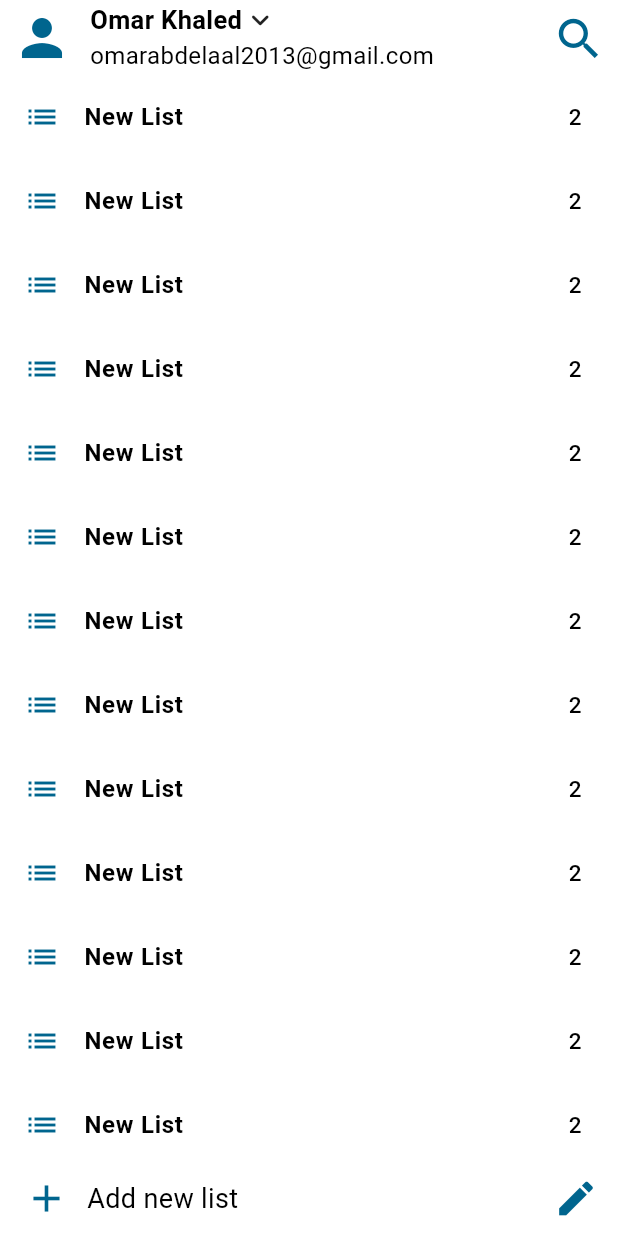
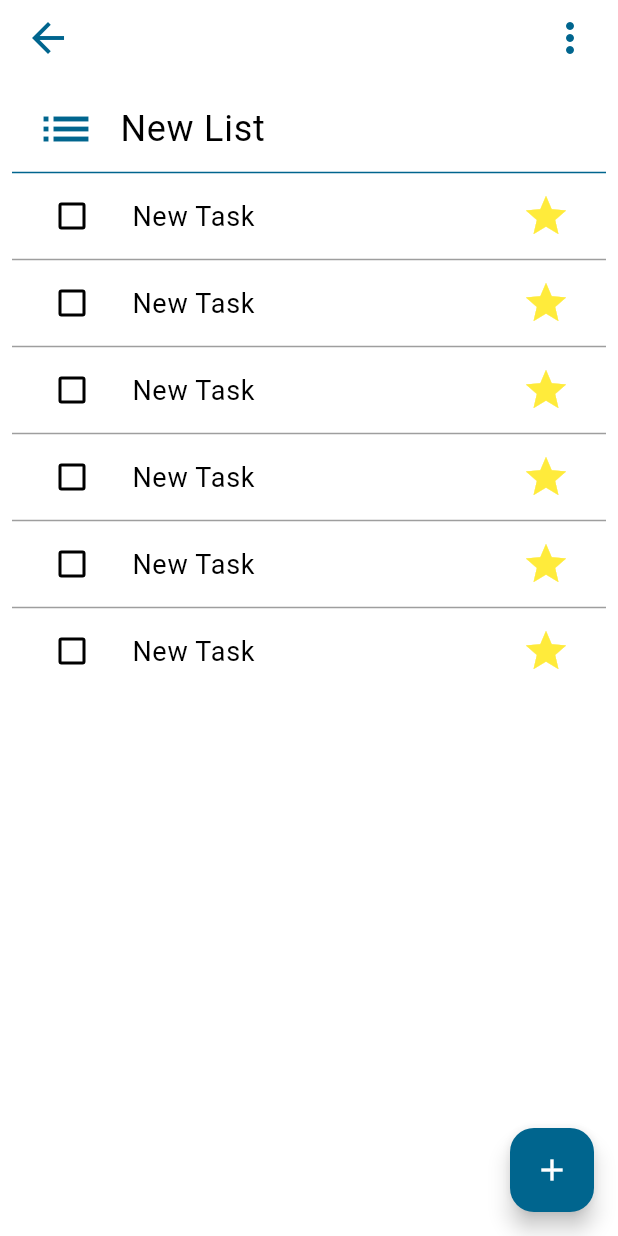
Before and after one commit to OmarEbnKhaled/flutter_my_todo_app, a Flutter app: the ListsPage screen opened by its route, after a tap on "New List", on a phone screen of 412 x 824 dp. Run offline on Flutter 3.47's test engine with Material 3 defaults, Android fonts, the phone set to English and light mode, and no system bars; our stand-ins replace flutter_modular.

Commit message:
tasks presentation is done

```diff
--- a/lib/app_widget.dart
+++ b/lib/app_widget.dart
@@ -7,7 +7,7 @@ class AppWidget extends StatelessWidget {
 
   @override
   Widget build(BuildContext context) {
-    Modular.setInitialRoute('/auth/signIn');
+    Modular.setInitialRoute('/tasks/');
 
     return MaterialApp.router(
       debugShowCheckedModeBanner: false,
--- a/modules/core/lib/app_theme/app_theme.dart
+++ b/modules/core/lib/app_theme/app_theme.dart
@@ -5,13 +5,10 @@ const secondaryColor = Color(0xff51eec2);
 
 final appTheme = ThemeData(
   appBarTheme: const AppBarTheme(
-    backgroundColor: primaryColor,
-    centerTitle: true,
     titleTextStyle: TextStyle(
-      color: Colors.white,
       fontSize: 24,
     ),
-    iconTheme: IconThemeData(color: Colors.white),
+    iconTheme: IconThemeData(color: Colors.black),
   ),
   brightness: Brightness.light,
   primaryColor: primaryColor,
--- a/modules/lists/lib/lists_module.dart
+++ b/modules/lists/lib/lists_module.dart
@@ -5,6 +5,6 @@ import 'presentation/page/lists_page.dart';
 class ListsModule extends Module {
   @override
   void routes(RouteManager r) {
-    r.child('/lists', child: (context) => const ListsPage());
+    r.child('/', child: (context) => const ListsPage());
   }
 }
--- a/modules/lists/lib/presentation/widgets/list_item_widget.dart
+++ b/modules/lists/lib/presentation/widgets/list_item_widget.dart
@@ -17,7 +17,7 @@ class ListItemWidget extends StatelessWidget {
   @override
   Widget build(BuildContext context) {
     return InkWell(
-      onTap: () {},
+      onTap: onTap,
       child: ListTile(
         leading: icon,
         title: Text(
--- /dev/null
+++ b/modules/tasks/lib/presentation/page/tasks_page.dart
@@ -0,0 +1,37 @@
+import 'package:dependencies/dependencies.dart';
+import 'package:flutter/material.dart';
+import 'package:core/utils/colors.dart';
+
+import '../widgets/tasks_app_bar.dart';
+import '../widgets/tasks_widget.dart';
+
+class TasksPage extends StatelessWidget {
+  const TasksPage({super.key});
+
+  @override
+  Widget build(BuildContext context) {
+    return Scaffold(
+      appBar: _buildAppBar(),
+      floatingActionButton: _buildFloatingActionButton(),
+      body: const TasksWidget(),
+    );
+  }
+
+  FloatingActionButton _buildFloatingActionButton() {
+    return FloatingActionButton(
+      onPressed: () {},
+      backgroundColor: myPrimaryColor,
+      child: const Icon(Icons.add),
+    );
+  }
+
+  PreferredSize _buildAppBar() {
+    return PreferredSize(
+      preferredSize: const Size(double.infinity, 50),
+      child: TasksAppBar(
+        onBackPressed: () => Modular.to.pop(),
+        onMorePressed: () {},
+      ),
+    );
+  }
+}
--- /dev/null
+++ b/modules/tasks/lib/presentation/widgets/task_item_widget.dart
@@ -0,0 +1,43 @@
+import 'package:flutter/material.dart';
+
+class TaskItemWidget extends StatefulWidget {
+  final Function()? onTap;
+  const TaskItemWidget({
+    super.key,
+    this.onTap,
+  });
+
+  @override
+  State<TaskItemWidget> createState() => _TaskItemWidgetState();
+}
+
+class _TaskItemWidgetState extends State<TaskItemWidget> {
+  bool isChecked = false;
+  @override
+  Widget build(BuildContext context) {
+    return ListTile(
+      leading: Checkbox(
+        value: isChecked,
+        onChanged: (value) {
+          setState(() {
+            isChecked = value!;
+          });
+        },
+      ),
+      title: const Text(
+        'New Task',
+        style: TextStyle(fontSize: 18),
+      ),
+      trailing: const Icon(
+        Icons.star,
+        size: 32,
+        color: Colors.yellow,
+      ),
+      onTap: () {
+        setState(() {
+          isChecked = !isChecked;
+        });
+      },
+    );
+  }
+}
--- /dev/null
+++ b/modules/tasks/lib/presentation/widgets/tasks_app_bar.dart
@@ -0,0 +1,46 @@
+import 'package:core/utils/colors.dart';
+import 'package:flutter/material.dart';
+
+class TasksAppBar extends StatelessWidget {
+  final Function()? onBackPressed;
+  final Function()? onMorePressed;
+
+  const TasksAppBar({
+    super.key,
+    this.onBackPressed,
+    this.onMorePressed,
+  });
+
+  @override
+  Widget build(BuildContext context) {
+    return Container(
+      height: 50,
+      margin: EdgeInsets.only(
+        top: MediaQuery.of(context).viewPadding.top,
+        left: 8,
+        right: 8,
+      ),
+      child: Row(
+        mainAxisAlignment: MainAxisAlignment.spaceBetween,
+        children: [
+          IconButton(
+            onPressed: onBackPressed,
+            icon: const Icon(
+              Icons.arrow_back,
+              size: 32,
+              color: myPrimaryColor,
+            ),
+          ),
+          IconButton(
+            onPressed: onMorePressed,
+            icon: const Icon(
+              Icons.more_vert,
+              color: myPrimaryColor,
+              size: 32,
+            ),
+          ),
+        ],
+      ),
+    );
+  }
+}
--- /dev/null
+++ b/modules/tasks/lib/presentation/widgets/tasks_widget.dart
@@ -0,0 +1,50 @@
+import 'package:core/utils/colors.dart';
+import 'package:flutter/material.dart';
+
+import 'task_item_widget.dart';
+
+class TasksWidget extends StatelessWidget {
+  const TasksWidget({super.key});
+
+  @override
+  Widget build(BuildContext context) {
+    return Padding(
+      padding: const EdgeInsets.all(8.0),
+      child: Column(
+        children: [
+          const ListTile(
+            leading: Icon(
+              Icons.list,
+              size: 40,
+              color: myPrimaryColor,
+            ),
+            title: Text(
+              'New List',
+              style: TextStyle(fontSize: 24),
+            ),
+          ),
+          const Divider(
+            color: myPrimaryColor,
+            height: 2,
+          ),
+          Expanded(
+            child: ListView.separated(
+              separatorBuilder: (context, index) {
+                return const Divider(
+                  color: Colors.grey,
+                  height: 2,
+                );
+              },
+              itemCount: 6,
+              itemBuilder: (context, index) {
+                return TaskItemWidget(
+                  onTap: () {},
+                );
+              },
+            ),
+          )
+        ],
+      ),
+    );
+  }
+}
--- a/modules/tasks/lib/tasks_module.dart
+++ b/modules/tasks/lib/tasks_module.dart
@@ -1,6 +1,10 @@
 import 'package:dependencies/dependencies.dart';
+
+import 'presentation/page/tasks_page.dart';
 
 class TasksModule extends Module {
   @override
-  void routes(r) {}
+  void routes(r) {
+    r.child('/', child: (context) => const TasksPage());
+  }
 }
--- a/modules/tasks/pubspec.yaml
+++ b/modules/tasks/pubspec.yaml
@@ -13,6 +13,8 @@ dependencies:
 
   dependencies:
     path: ../dependencies
+  core:
+    path: ../core
 
 dev_dependencies:
   flutter_test:
```
